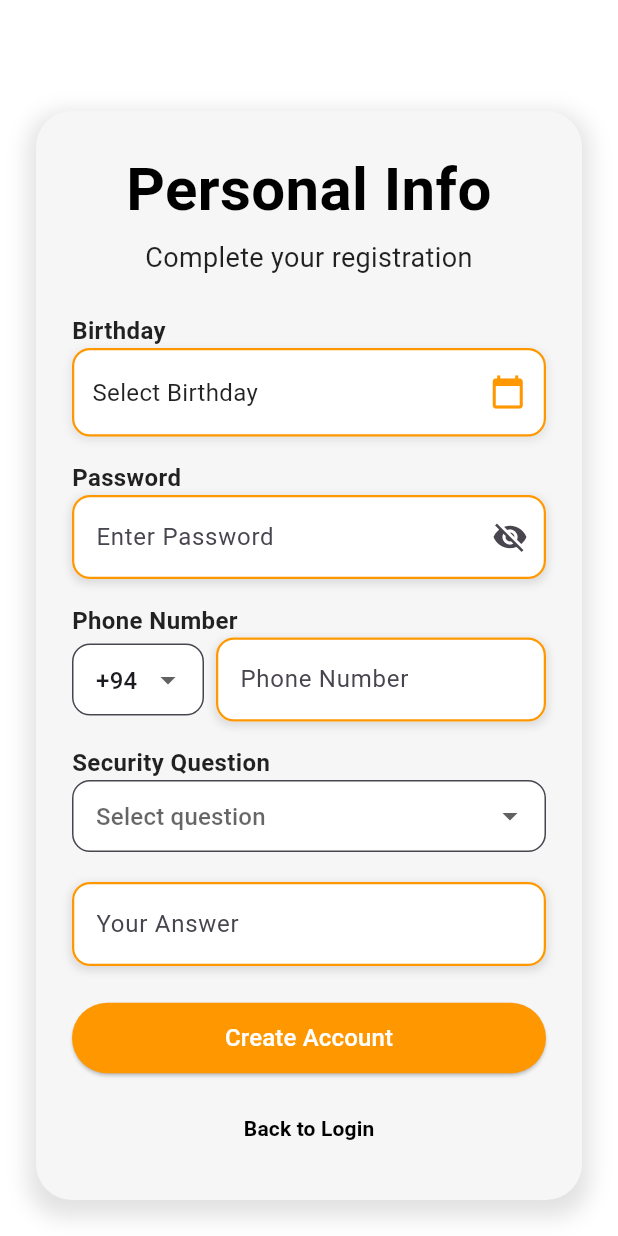
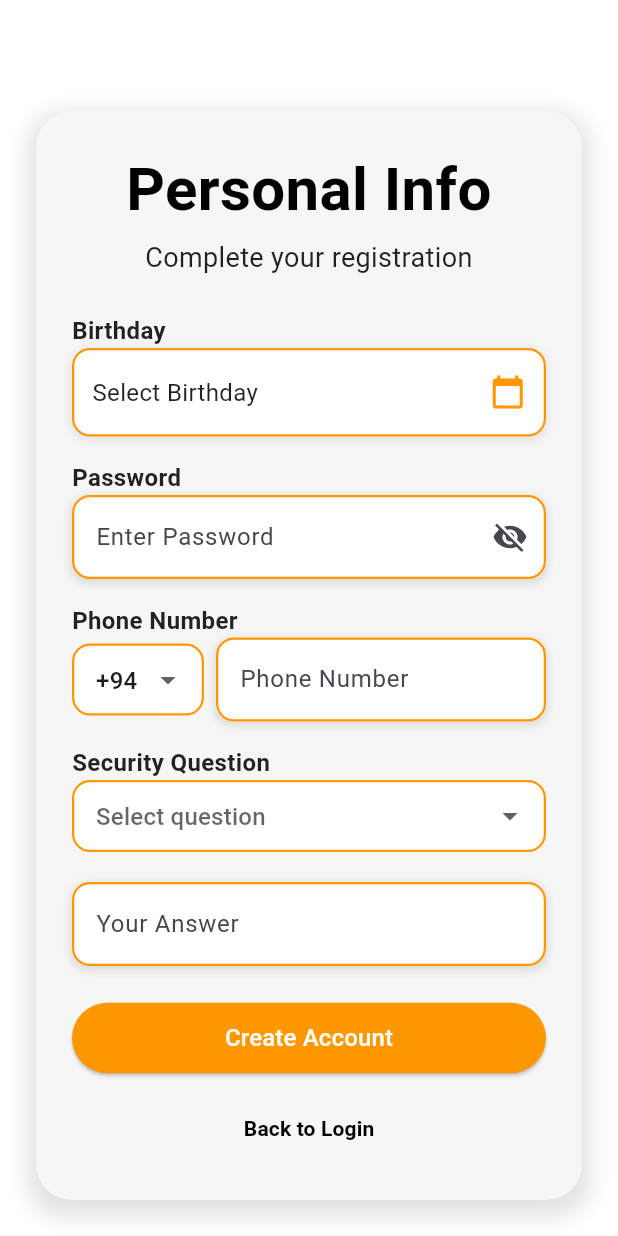
Before and after one commit to vihangasynotec/Helapiyasa_Mobile_Frontend, a Flutter app: the RegisterPersonalInfoScreen screen opened by its route, on a phone screen of 412 x 824 dp. Run offline on Flutter 3.47's test engine with Material 3 defaults, Android fonts, the phone set to English and light mode, and no system bars.

Commit message:
Personal Info Page text filed bug fixed

```diff
--- a/lib/screens/register_page2.dart
+++ b/lib/screens/register_page2.dart
@@ -87,6 +87,7 @@ class _RegisterPersonalInfoScreenState extends State<RegisterPersonalInfoScreen>
                       Row(
                         children: [
                           Expanded(
+
                             flex: 2,
                             child: _buildDropdown(countryCodes, selectedCountryCode,
                                     (val) => setState(() => selectedCountryCode = val), 'Code'),
@@ -222,6 +223,14 @@ class _RegisterPersonalInfoScreenState extends State<RegisterPersonalInfoScreen>
           borderRadius: BorderRadius.circular(12),
           borderSide: const BorderSide(color: Colors.orange, width: 1.5),
         ),
+        enabledBorder: OutlineInputBorder(
+          borderRadius: BorderRadius.circular(12),
+          borderSide: const BorderSide(color: Colors.orange, width: 1.5),
+        ),
+        focusedBorder: OutlineInputBorder(
+          borderRadius: BorderRadius.circular(12),
+          borderSide: const BorderSide(color: Colors.orange, width: 2),
+        ),
       ),
       items: items.map((item) => DropdownMenuItem(value: item, child: Text(item))).toList(),
       onChanged: onChanged,
```
